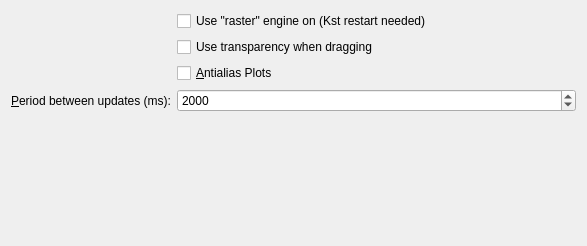
Qt form src/libkstapp/generaltab.ui (Kst-plot/kst) before a commit.
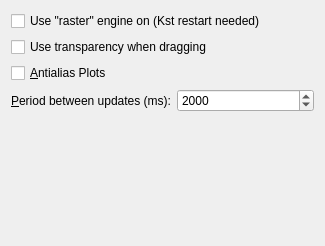
The same form after that commit.

The edit to the form file:
```diff
--- a/src/libkstapp/generaltab.ui
+++ b/src/libkstapp/generaltab.ui
@@ -6,12 +6,52 @@
    <rect>
     <x>0</x>
     <y>0</y>
-    <width>587</width>
+    <width>325</width>
     <height>246</height>
    </rect>
   </property>
   <layout class="QGridLayout" name="gridLayout">
-   <item row="3" column="1" colspan="2">
+   <item row="0" column="0" colspan="2">
+    <widget class="QCheckBox" name="_useRaster">
+     <property name="toolTip">
+      <string>Render using &quot;raster&quot;.  This is faster, except for remote X.</string>
+     </property>
+     <property name="whatsThis">
+      <string>Rendering using &quot;raster&quot; is faster unless you are running kst over a remote X connection.</string>
+     </property>
+     <property name="text">
+      <string>Use &quot;raster&quot; engine on (Kst restart needed)</string>
+     </property>
+    </widget>
+   </item>
+   <item row="1" column="0" colspan="2">
+    <widget class="QCheckBox" name="_transparentDrag">
+     <property name="text">
+      <string>Use transparency when dragging</string>
+     </property>
+    </widget>
+   </item>
+   <item row="2" column="0">
+    <widget class="QCheckBox" name="_antialiasPlots">
+     <property name="text">
+      <string>&amp;Antialias Plots</string>
+     </property>
+    </widget>
+   </item>
+   <item row="3" column="0">
+    <widget class="QLabel" name="label_5">
+     <property name="text">
+      <string>&amp;Period between updates (ms):</string>
+     </property>
+     <property name="alignment">
+      <set>Qt::AlignRight|Qt::AlignTrailing|Qt::AlignVCenter</set>
+     </property>
+     <property name="buddy">
+      <cstring>_maxUpdate</cstring>
+     </property>
+    </widget>
+   </item>
+   <item row="3" column="1">
     <widget class="QSpinBox" name="_maxUpdate">
      <property name="sizePolicy">
       <sizepolicy hsizetype="Expanding" vsizetype="Fixed">
@@ -39,39 +79,6 @@
      </property>
     </widget>
    </item>
-   <item row="3" column="0">
-    <widget class="QLabel" name="label_5">
-     <property name="text">
-      <string>&amp;Period between updates (ms):</string>
-     </property>
-     <property name="alignment">
-      <set>Qt::AlignRight|Qt::AlignTrailing|Qt::AlignVCenter</set>
-     </property>
-     <property name="buddy">
-      <cstring>_maxUpdate</cstring>
-     </property>
-    </widget>
-   </item>
-   <item row="1" column="1">
-    <widget class="QCheckBox" name="_transparentDrag">
-     <property name="text">
-      <string>Use transparency when dragging</string>
-     </property>
-    </widget>
-   </item>
-   <item row="0" column="1">
-    <widget class="QCheckBox" name="_useRaster">
-     <property name="toolTip">
-      <string>Render using &quot;raster&quot;.  This is always better.</string>
-     </property>
-     <property name="whatsThis">
-      <string>Rendering using &quot;raster&quot; is faster on some architectures, but very buggy on others (depending on the video driver).  This might help, or might cause things to go horribly wrong.</string>
-     </property>
-     <property name="text">
-      <string>Use &quot;raster&quot; engine on (Kst restart needed)</string>
-     </property>
-    </widget>
-   </item>
    <item row="4" column="0">
     <spacer>
      <property name="orientation">
@@ -85,13 +92,6 @@
      </property>
     </spacer>
    </item>
-   <item row="2" column="1">
-    <widget class="QCheckBox" name="_antialiasPlots">
-     <property name="text">
-      <string>&amp;Antialias Plots</string>
-     </property>
-    </widget>
-   </item>
   </layout>
  </widget>
  <tabstops>
```
